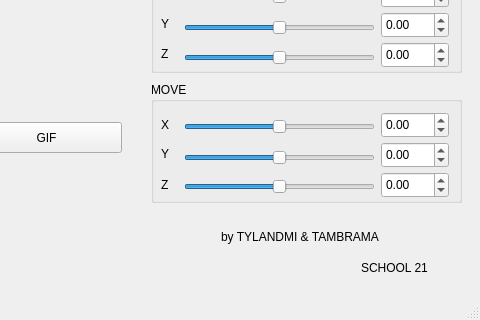
This is view/mainwindow.ui in dariacored/3DViewer as Qt 5 draws it before an edit; both pictures show x 639 to 1119 and y 508 to 828 of the 1119 by 828 pixel window. The edited form follows.
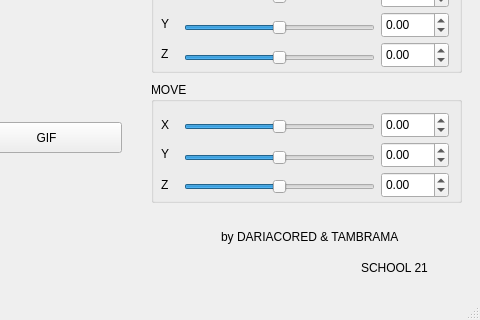
This is the edited form. Custom widgets are drawn as their Qt base class.

```diff
--- a/view/mainwindow.ui
+++ b/view/mainwindow.ui
@@ -654,7 +654,7 @@
      </rect>
     </property>
     <property name="text">
-     <string>by TYLANDMI &amp; TAMBRAMA</string>
+     <string>by DARIACORED &amp; TAMBRAMA</string>
     </property>
    </widget>
    <widget class="QLabel" name="label_9">
```
